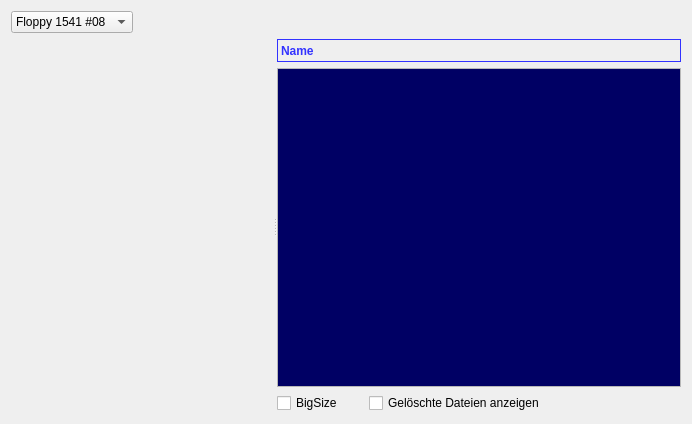
ThKattanek/emu64, file floppy_window.ui: the form before one commit.
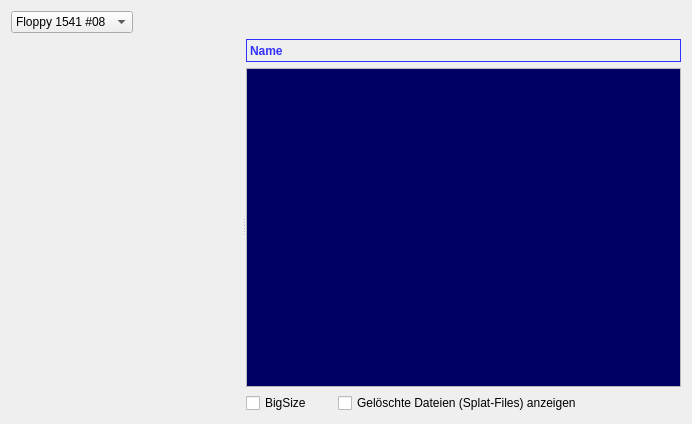
The form after the commit. Custom widgets are drawn as their Qt base class.

Commit message: [ticket#39] ContextMenu für D64Files angefangen einzubauen.

Diff of the .ui file:
```diff
--- a/floppy_window.ui
+++ b/floppy_window.ui
@@ -218,7 +218,7 @@
          <item>
           <widget class="QCheckBox" name="ViewSplatFiles">
            <property name="text">
-            <string>Gelöschte Dateien anzeigen</string>
+            <string>Gelöschte Dateien (Splat-Files) anzeigen</string>
            </property>
           </widget>
          </item>
```
The commit also changes 2 other files.
